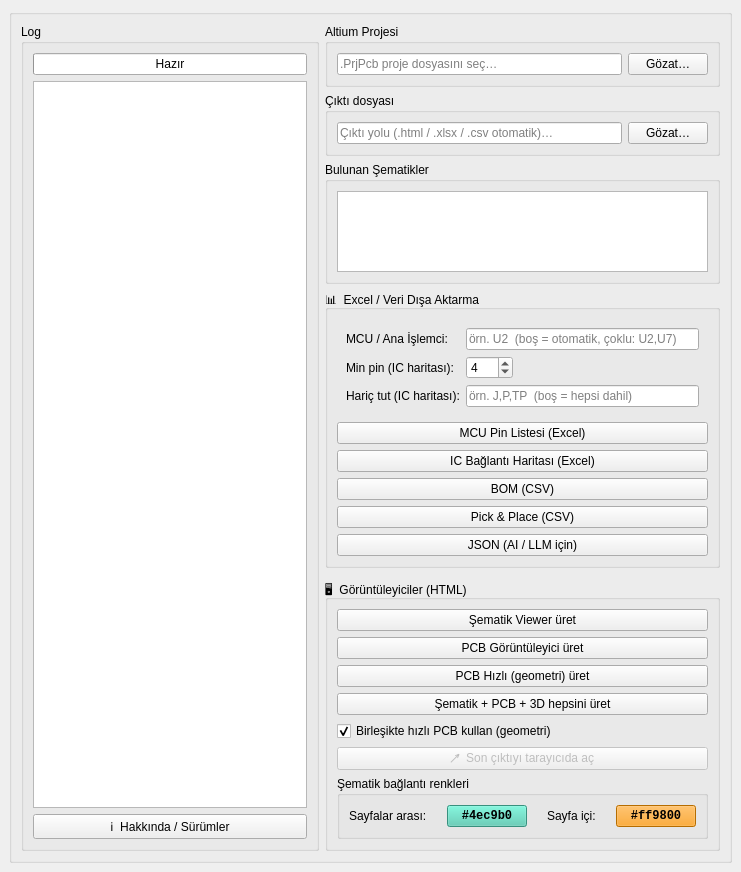
Old version of the form gui.ui in the repository mcansiz/altiumVizitor.
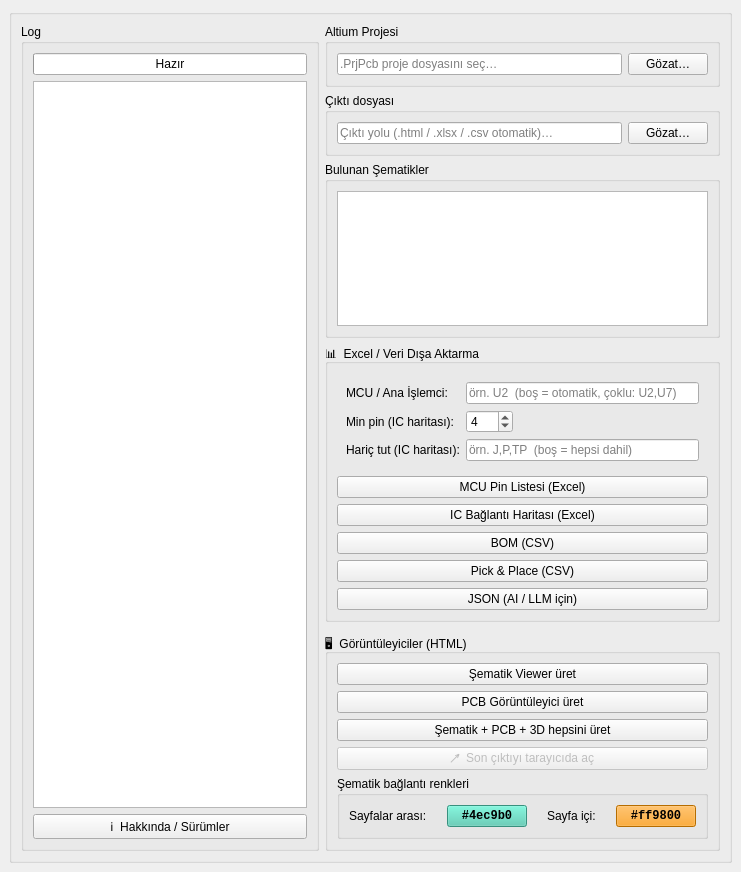
New version of the form.

```diff
--- a/gui.ui
+++ b/gui.ui
@@ -261,26 +261,13 @@
               </property>
              </widget>
             </item>
-            <item>
-             <widget class="QPushButton" name="pcbViewerBtn">
-              <property name="toolTip">
-               <string>Tam ekran PCB görüntüleyici: tüm katmanlar, tıklanabilir komponentler (Altium benzeri)</string>
-              </property>
-              <property name="text">
-               <string>PCB Görüntüleyici üret</string>
-              </property>
-              <property name="cls" stdset="0">
-               <string>view</string>
-              </property>
-             </widget>
-            </item>
             <item>
              <widget class="QPushButton" name="pcbGeoBtn">
               <property name="toolTip">
                <string>Geometri tabanlı PCB görüntüleyici: SVG yerine ham geometri gömülür → dosya çok daha küçük, her zoom seviyesinde akıcı (canvas). Ölçüm, net/komponent seçimi, döndürme dahil.</string>
               </property>
               <property name="text">
-               <string>PCB Hızlı (geometri) üret</string>
+               <string>PCB Görüntüleyici üret</string>
               </property>
               <property name="cls" stdset="0">
                <string>view</string>
@@ -300,20 +287,6 @@
               </property>
              </widget>
             </item>
-            <item>
-             <widget class="QCheckBox" name="fastPcbCheck">
-              <property name="toolTip">
-               <string>Birleşik görünümün PCB panelinde geometri (canvas) görüntüleyiciyi kullan: katman SVG'leri hiç render edilmez → üretim çok daha hızlı, dosya çok daha küçük, her zoom'da akıcı.
-KARŞILIĞI: 3D board yüzey dokusu (bakır/silkscreen) üretilmez (board düz yeşil kalır) ve solder mask / paste katmanları listelenmez.</string>
-              </property>
-              <property name="text">
-               <string>Birleşikte hızlı PCB kullan (geometri)</string>
-              </property>
-              <property name="checked">
-               <bool>true</bool>
-              </property>
-             </widget>
-            </item>
             <item>
              <widget class="QPushButton" name="openBtn">
               <property name="enabled">
```
Left out of the diff: 2 changed lines with no effect on the pictures.
